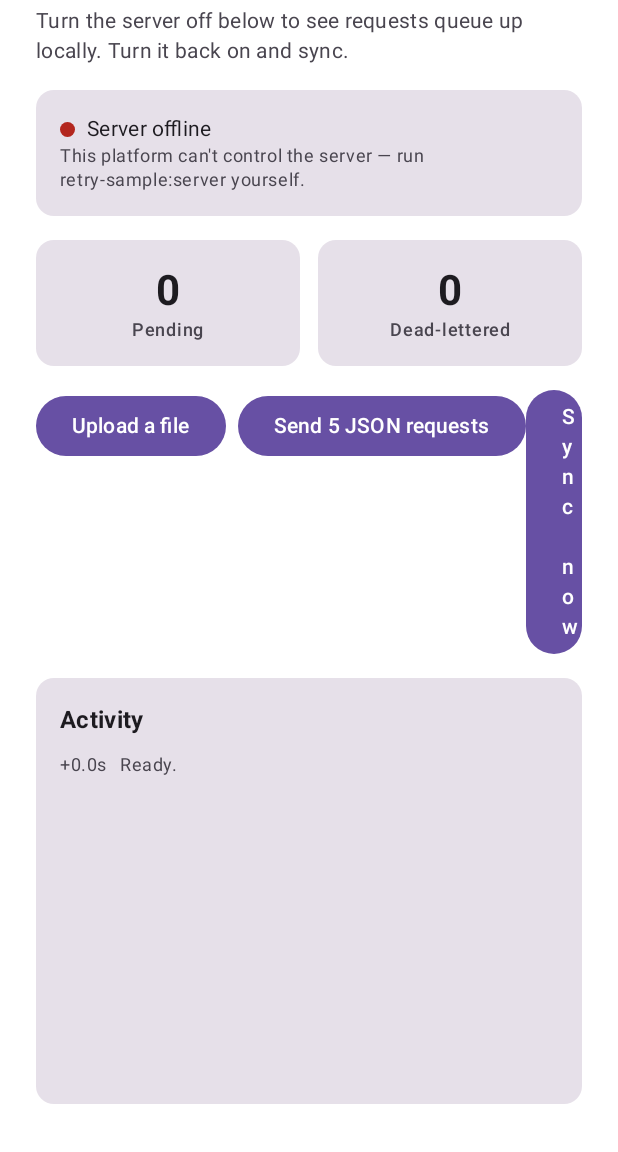
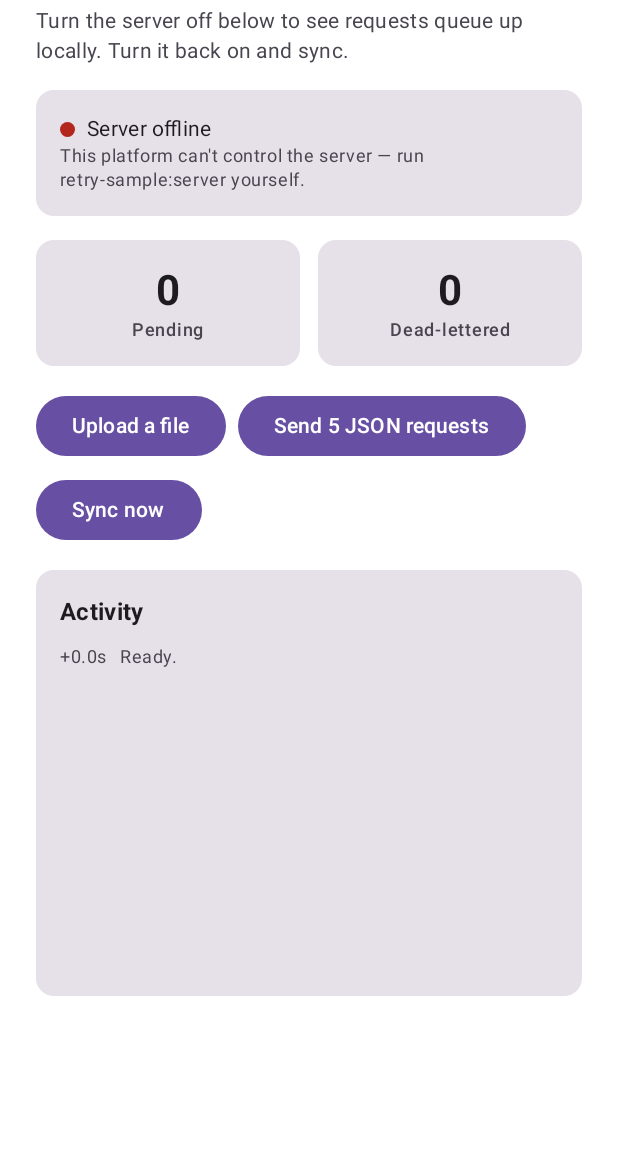
Before and after one commit to juanchurtado1991/retry-journal, an Android app built with Jetpack Compose: the composable DemoScreen shown on its own in the app's theme, on a phone screen of 412 x 824 dp, the part 84-1236 px from its top. Run offline under Robolectric (Android 15) with nearby library versions, the light colour scheme and no system bars; libraries missing offline, so code that uses them is left out: com.ghost.serialization, de.jensklingenberg.ktorfit; 1 statement that could not run was skipped.

Commit message:
fix(sample): stack the sync button under Upload/Send on narrow screens
DemoActionBar used a single fillMaxWidth() Row with SpaceBetween, which
assumes there's always room for three buttons on one line — on phone-width
screens (verified in the iOS Simulator) the Sync button had nowhere to go
and rendered off-screen. BoxWithConstraints now switches to a stacked
Column below AppDimens.ACTION_BAR_COMPACT_BREAKPOINT (600.dp, Material's
compact width class), keeping the original right-aligned Row layout on
wider (desktop) windows.

```diff
--- a/retry-sample/composeApp/src/commonMain/kotlin/com/retryjournal/sample/ui/components/actions/DemoActionBar.kt
+++ b/retry-sample/composeApp/src/commonMain/kotlin/com/retryjournal/sample/ui/components/actions/DemoActionBar.kt
@@ -1,6 +1,8 @@
 package com.retryjournal.sample.ui.components.actions
 
 import androidx.compose.foundation.layout.Arrangement
+import androidx.compose.foundation.layout.BoxWithConstraints
+import androidx.compose.foundation.layout.Column
 import androidx.compose.foundation.layout.Row
 import androidx.compose.foundation.layout.fillMaxWidth
 import androidx.compose.runtime.Composable
@@ -16,14 +18,33 @@ internal fun DemoActionBar(
     onSendClick: () -> Unit,
     onSyncClick: () -> Unit,
 ) {
+    BoxWithConstraints(modifier = Modifier.fillMaxWidth()) {
+        if (maxWidth < AppDimens.ACTION_BAR_COMPACT_BREAKPOINT) {
+            Column(verticalArrangement = Arrangement.spacedBy(AppDimens.BUTTON_SPACING)) {
+                PrimaryActionButtons(uploadEnabled, sendEnabled, onUploadClick, onSendClick)
+                SyncButton(enabled = syncEnabled, onClick = onSyncClick)
+            }
+        } else {
             Row(
                 modifier = Modifier.fillMaxWidth(),
                 horizontalArrangement = Arrangement.SpaceBetween,
+            ) {
+                PrimaryActionButtons(uploadEnabled, sendEnabled, onUploadClick, onSendClick)
+                SyncButton(enabled = syncEnabled, onClick = onSyncClick)
+            }
+        }
+    }
+}
+
+@Composable
+private fun PrimaryActionButtons(
+    uploadEnabled: Boolean,
+    sendEnabled: Boolean,
+    onUploadClick: () -> Unit,
+    onSendClick: () -> Unit,
 ) {
     Row(horizontalArrangement = Arrangement.spacedBy(AppDimens.BUTTON_SPACING)) {
         UploadButton(enabled = uploadEnabled, onClick = onUploadClick)
         SendMutationsButton(enabled = sendEnabled, onClick = onSendClick)
     }
-        SyncButton(enabled = syncEnabled, onClick = onSyncClick)
 }
-}
--- a/retry-sample/composeApp/src/commonMain/kotlin/com/retryjournal/sample/ui/theme/AppDimens.kt
+++ b/retry-sample/composeApp/src/commonMain/kotlin/com/retryjournal/sample/ui/theme/AppDimens.kt
@@ -21,4 +21,9 @@ internal object AppDimens {
 
     val DESKTOP_WINDOW_WIDTH: Dp = 900.dp
     val DESKTOP_WINDOW_HEIGHT: Dp = 800.dp
+
+    /** Below this width (Material's compact window size class), [DemoActionBar] stacks the sync
+     * button under Upload/Send instead of pushing it to the right — three buttons in one row
+     * don't fit on a phone-width screen. */
+    val ACTION_BAR_COMPACT_BREAKPOINT: Dp = 600.dp
 }
```
Lines whose indentation alone changed are shown as unchanged.
